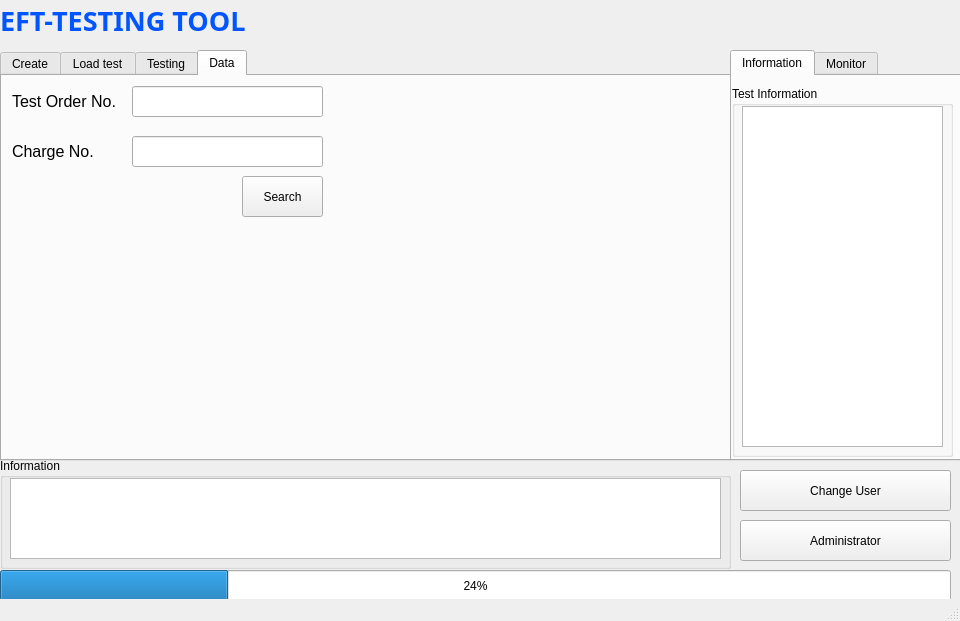
First picture: the form in UI/main.ui, repository tuyenubuntu/eft_testing_tool, before the edit.
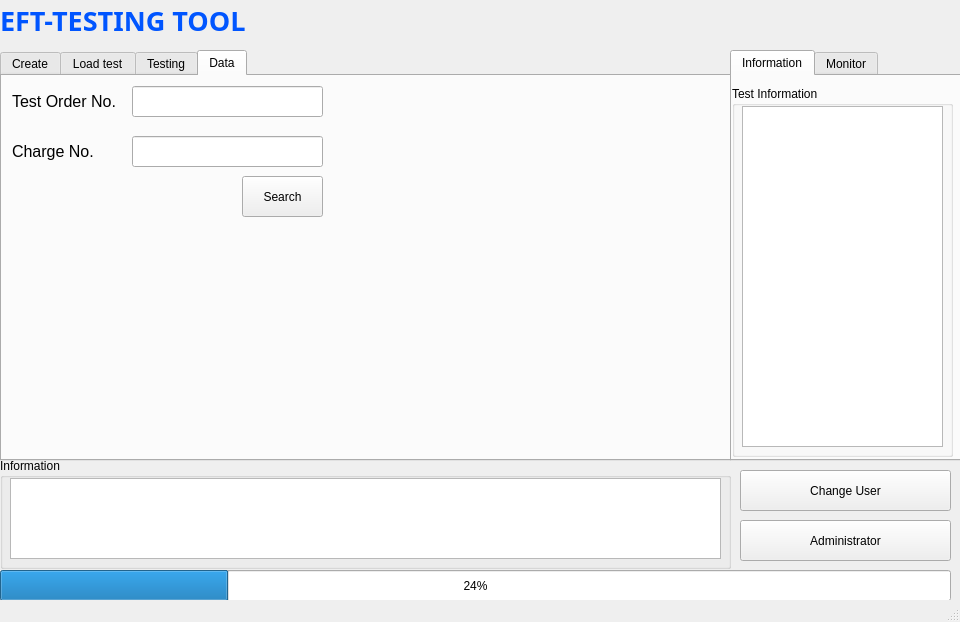
Second picture: the form after the edit. The open tabs and pages were chosen to show the change. Icons and pictures are not drawn.

Commit message: DEV UI Ver3

```diff
--- a/UI/main.ui
+++ b/UI/main.ui
@@ -7,7 +7,7 @@
     <x>0</x>
     <y>0</y>
     <width>960</width>
-    <height>621</height>
+    <height>622</height>
    </rect>
   </property>
   <property name="minimumSize">
@@ -16,6 +16,12 @@
     <height>600</height>
    </size>
   </property>
+  <property name="maximumSize">
+   <size>
+    <width>960</width>
+    <height>622</height>
+   </size>
+  </property>
   <property name="windowTitle">
    <string>EFT-TESTING TOOL</string>
   </property>
```
Left out of the diff: 18 changed lines with no effect on the pictures. The commit also changes 6 other files.
